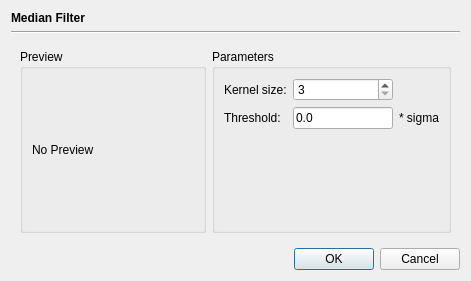
This is src/plugins/opmediandialog.ui in braeun/FitsIP as Qt 5 draws it before an edit. The edited form follows.
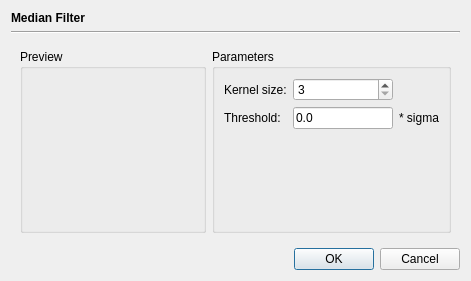
This is the edited form. Custom widgets are drawn as their Qt base class.

```diff
--- a/src/plugins/opmediandialog.ui
+++ b/src/plugins/opmediandialog.ui
@@ -44,11 +44,7 @@
         </property>
         <layout class="QHBoxLayout" name="horizontalLayout_2">
          <item>
-          <widget class="QLabel" name="previewLabel">
-           <property name="text">
-            <string>No Preview</string>
-           </property>
-          </widget>
+          <widget class="PreviewWidget" name="previewWidget" native="true"/>
          </item>
         </layout>
        </widget>
@@ -155,6 +151,14 @@
    </item>
   </layout>
  </widget>
+ <customwidgets>
+  <customwidget>
+   <class>PreviewWidget</class>
+   <extends>QWidget</extends>
+   <header location="global">fitsbase/widgets/previewwidget.h</header>
+   <container>1</container>
+  </customwidget>
+ </customwidgets>
  <tabstops>
   <tabstop>kernelSizeBox</tabstop>
   <tabstop>thresholdField</tabstop>
```
Left out of the diff: 1 changed line with no effect on the pictures.
